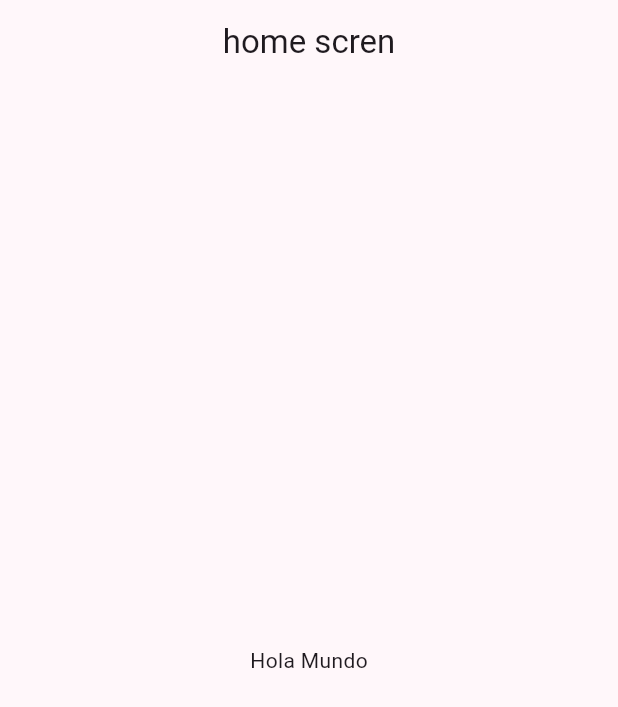
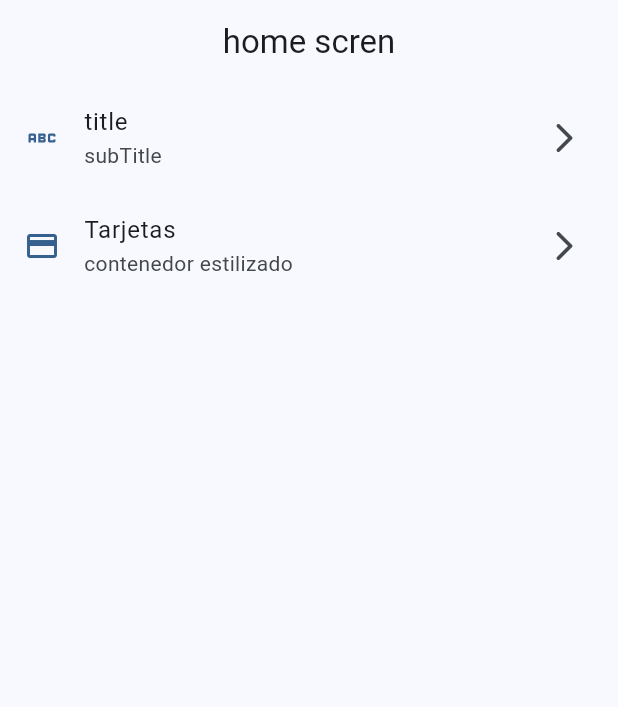
Before and after one commit to jovannyCG/widgets_app, a Flutter app: the screen it shows after launch, on a phone screen of 412 x 824 dp. Shown: the top 707 px of the screen. Run offline on Flutter 3.47's test engine with Material 2 defaults, Android fonts, the phone set to English and light mode, and no system bars.

Commit message:
home screen implementado

```diff
--- a/lib/main.dart
+++ b/lib/main.dart
@@ -14,7 +14,7 @@ class MainApp extends StatelessWidget {
   Widget build(BuildContext context) {
     return MaterialApp(
       debugShowCheckedModeBanner: false,
-      theme: AppTheme(selectedColor: 4).getTheme(),
+      theme: AppTheme(selectedColor: 0).getTheme(),
       home:  const HomePage()
 
     );
--- a/lib/presentation/screens/home/home_screen.dart
+++ b/lib/presentation/screens/home/home_screen.dart
@@ -1,19 +1,52 @@
 import 'package:flutter/material.dart';
-
+import 'package:widgets_app/config/menu/menu_itesms.dart';
 
 class HomePage extends StatelessWidget {
   const HomePage({super.key});
 
+  @override
+  Widget build(BuildContext context) {
+    return Scaffold(
+        appBar: AppBar(
+          title: const Text('home scren'),
+        ),
+        body: const _HomeView());
+  }
+}
+
+class _HomeView extends StatelessWidget {
+  const _HomeView();
 
   @override
   Widget build(BuildContext context) {
-    return Scaffold(
-      appBar: AppBar(
-        title: Text('home scren'),
-      ),
-      body: Center(
-        child: Text('Hola Mundo'),
-     ),
-   );
+    return ListView.builder(
+      physics: const BouncingScrollPhysics(),
+      itemCount:  appMenuItems.length,
+      itemBuilder: (context, index) {
+        final menuItem = appMenuItems[index];
+        return __MenuElement(menuItem: menuItem);
+      },
+    );
   }
 }
+
+class __MenuElement extends StatelessWidget {
+  const __MenuElement({
+    required this.menuItem,
+  });
+
+  final MenuItem menuItem;
+
+  @override
+  Widget build(BuildContext context) {
+    final colors = Theme.of(context).colorScheme;
+    return ListTile(
+      leading: Icon(menuItem.icon, color: colors.primary,),
+      trailing: const Icon(Icons.arrow_forward_ios_rounded ),
+      title: Text(menuItem.title),
+      subtitle: Text(menuItem.subTitle),
+      onTap: (){},
+
+    );
+  }
+}
```
